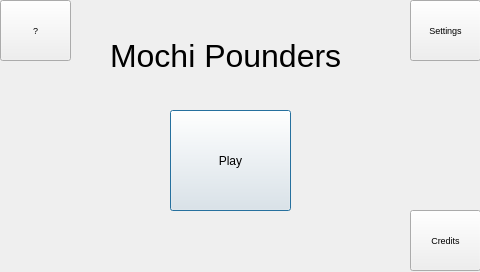
Old version of the form Mochi-Pounders/mainmenu.ui in the repository amfaller/Mochi-Pounders.
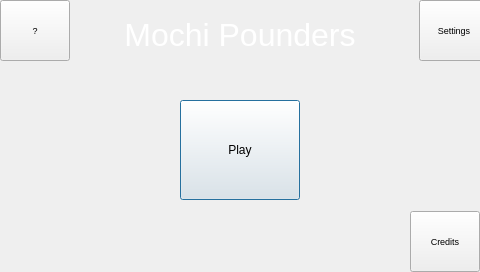
New version of the form.

Commit message:
Submenus have background
Still need to fix game over screen

Diff of the .ui file:
```diff
--- a/Mochi-Pounders/mainmenu.ui
+++ b/Mochi-Pounders/mainmenu.ui
@@ -16,10 +16,10 @@
   <widget class="QPushButton" name="button_2player">
    <property name="geometry">
     <rect>
-     <x>170</x>
-     <y>110</y>
-     <width>121</width>
-     <height>101</height>
+     <x>180</x>
+     <y>100</y>
+     <width>120</width>
+     <height>100</height>
     </rect>
    </property>
    <property name="text">
@@ -29,9 +29,9 @@
   <widget class="QPushButton" name="button_settings">
    <property name="geometry">
     <rect>
-     <x>410</x>
+     <x>419</x>
      <y>0</y>
-     <width>71</width>
+     <width>70</width>
      <height>61</height>
     </rect>
    </property>
@@ -49,7 +49,7 @@
     <rect>
      <x>0</x>
      <y>0</y>
-     <width>71</width>
+     <width>70</width>
      <height>61</height>
     </rect>
    </property>
@@ -66,8 +66,8 @@
    <property name="geometry">
     <rect>
      <x>410</x>
-     <y>210</y>
-     <width>71</width>
+     <y>211</y>
+     <width>70</width>
      <height>61</height>
     </rect>
    </property>
@@ -83,9 +83,9 @@
   <widget class="QLabel" name="label">
    <property name="geometry">
     <rect>
-     <x>110</x>
-     <y>20</y>
-     <width>271</width>
+     <x>70</x>
+     <y>0</y>
+     <width>340</width>
      <height>71</height>
     </rect>
    </property>
@@ -95,9 +95,28 @@
     </font>
    </property>
    <property name="text">
-    <string>Mochi Pounders</string>
+    <string>&lt;html&gt;&lt;head/&gt;&lt;body&gt;&lt;p align=&quot;center&quot;&gt;&lt;span style=&quot; color:#ffffff;&quot;&gt;Mochi Pounders&lt;/span&gt;&lt;/p&gt;&lt;/body&gt;&lt;/html&gt;</string>
    </property>
   </widget>
+  <widget class="QLabel" name="Background">
+   <property name="geometry">
+    <rect>
+     <x>0</x>
+     <y>0</y>
+     <width>480</width>
+     <height>272</height>
+    </rect>
+   </property>
+   <property name="text">
+    <string/>
+   </property>
+  </widget>
+  <zorder>Background</zorder>
+  <zorder>button_2player</zorder>
+  <zorder>button_settings</zorder>
+  <zorder>button_help</zorder>
+  <zorder>button_credits</zorder>
+  <zorder>label</zorder>
  </widget>
  <resources/>
  <connections/>
```
The commit also changes 23 other files.
